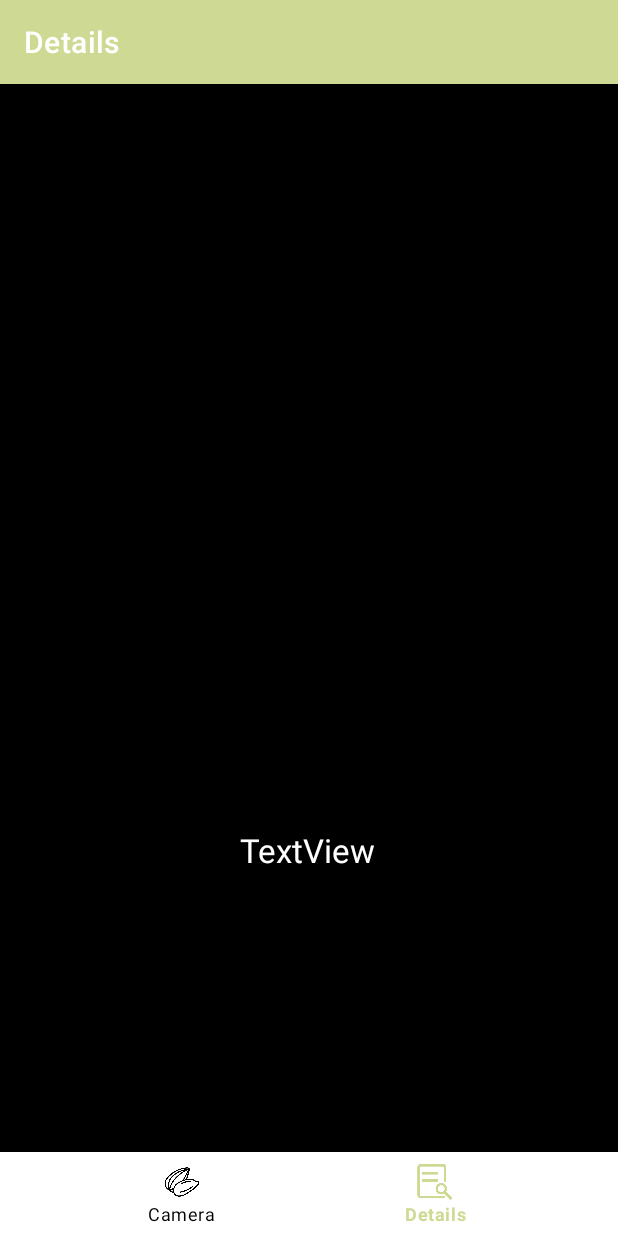
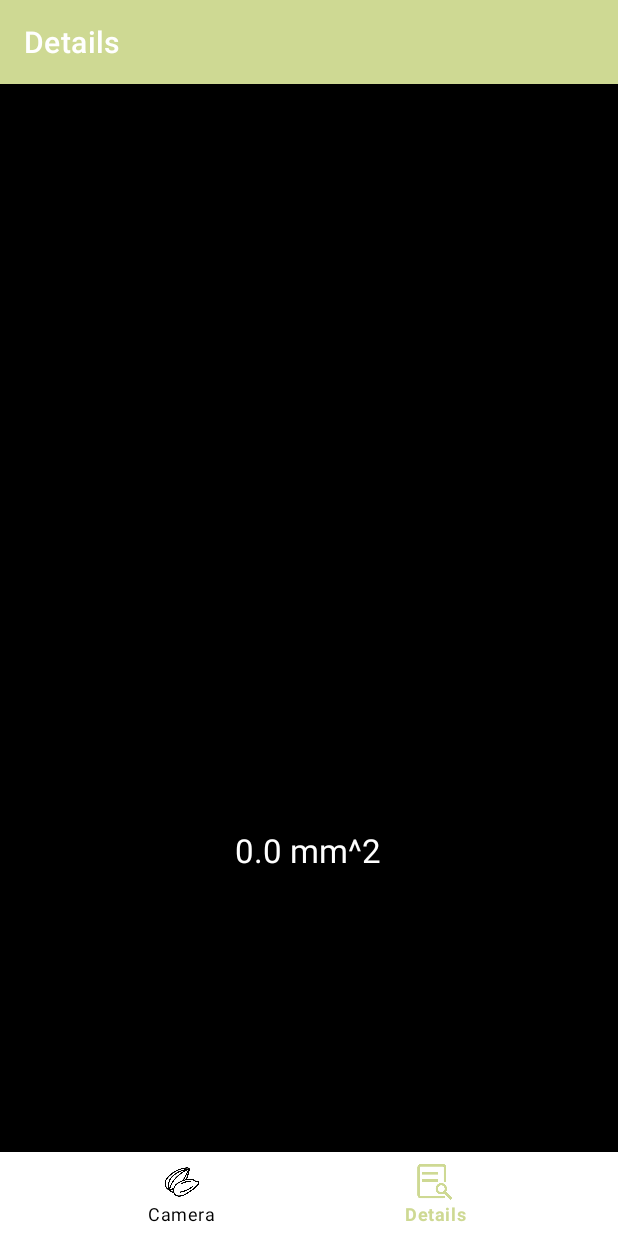
Before and after one commit to BApor/CEED-NN, an Android app: the DetailsFragment screen opened through its navigation route, on a phone screen of 412 x 824 dp. Run offline under Robolectric (Android 15) with nearby library versions, the phone set to English and light mode, and no system bars; our stand-ins replace navigation-ui; libraries missing offline, so code that uses them is left out: androidx.camera.core, androidx.camera.lifecycle, org.pytorch, org.pytorch.torchvision; 5 statements that could not run were skipped.

Commit message:
Fixed not showing total area

```diff
--- a/android/app/src/main/java/com/example/ceed_nn/ui/details/DetailsFragment.kt
+++ b/android/app/src/main/java/com/example/ceed_nn/ui/details/DetailsFragment.kt
@@ -22,16 +22,12 @@ import java.nio.file.attribute.GroupPrincipal
 
 class DetailsFragment : Fragment() {
 
-    private var _binding: FragmentDetailsBinding? = null
-    private val binding get() = _binding!!
-
     private lateinit var appViewModel: AppViewModel
 
     override fun onCreateView(
         inflater: LayoutInflater, container: ViewGroup?,
         savedInstanceState: Bundle?
     ): View? {
-        _binding = FragmentDetailsBinding.inflate(inflater, container, false)
         appViewModel = ViewModelProvider(requireActivity()).get(AppViewModel::class.java)
         appViewModel.fetchSeedClassesFromAssets()
 
@@ -51,7 +47,7 @@ class DetailsFragment : Fragment() {
         appViewModel.fetchDetectionDetails()
         appViewModel.fetchTotalProperties()
 
-        binding.textView.text = "${NumUtil.floatRoundTo(appViewModel.totalArea, 2)} mm^2"
+        view.findViewById<TextView>(R.id.textView).text= "${NumUtil.floatRoundTo(appViewModel.totalArea, 2)} mm^2"
         adapter.submitSeedGroupList(appViewModel.seedGroups)
     }
 
@@ -64,6 +60,5 @@ class DetailsFragment : Fragment() {
 
     override fun onDestroyView() {
         super.onDestroyView()
-        _binding = null
     }
 }
```
